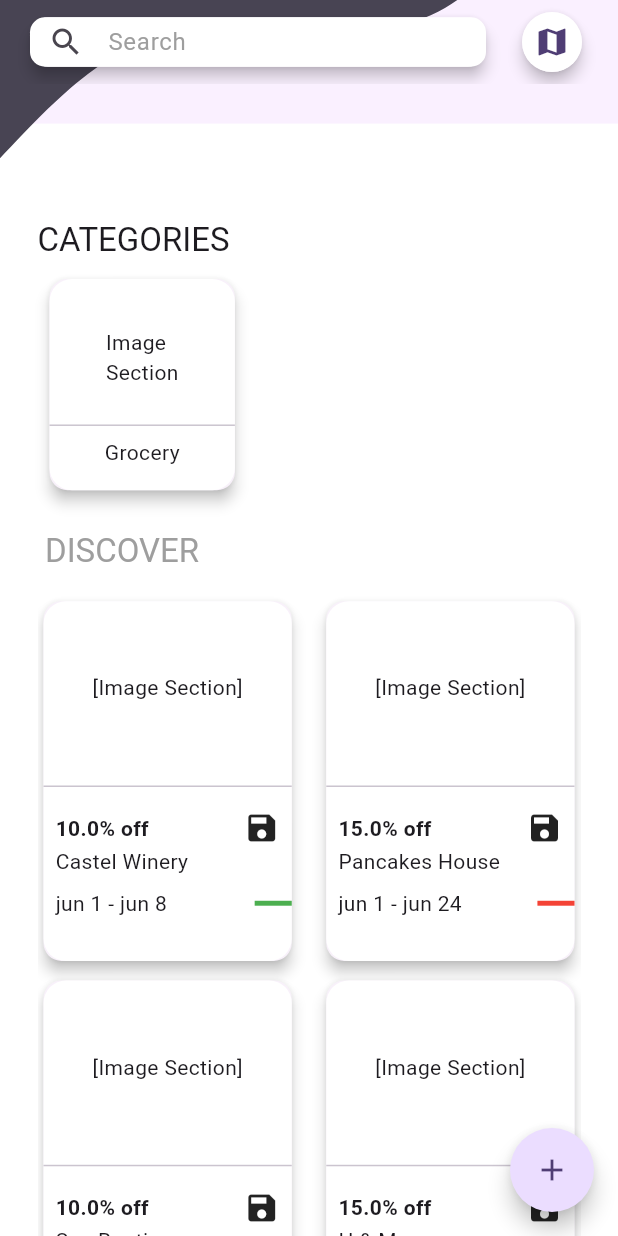
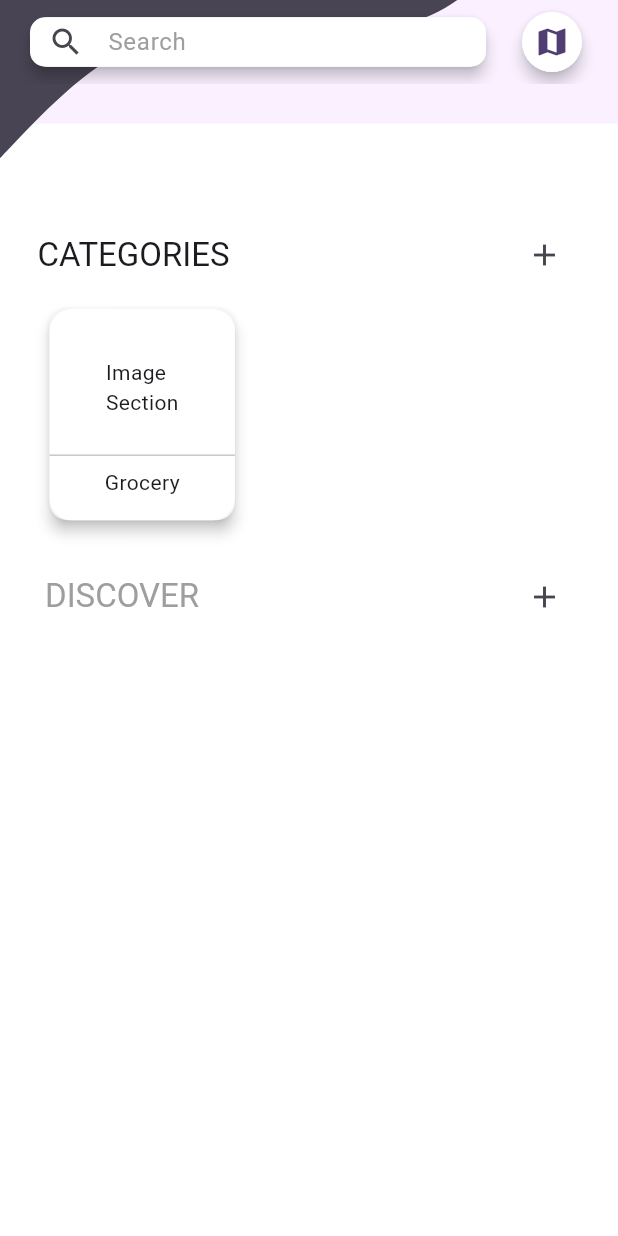
Before and after one commit to paraspithadiya10/Coupon_app, a Flutter app: the DiscoverScreen screen opened by its route, after a tap on the "add" icon, on a phone screen of 412 x 824 dp. Run offline on Flutter 3.47's test engine with Material 3 defaults, Android fonts, the phone set to English and light mode, and no system bars; our stand-ins replace flutter_svg, shared_preferences, sqflite; accounts and stored records are empty; project files that could hold a hidden picture were left out.

```diff
--- a/lib/providers/category_provider.dart
+++ b/lib/providers/category_provider.dart
@@ -1,9 +1,7 @@
-import 'dart:math';
-
 import 'package:flutter/cupertino.dart';
 
 class CategoryProvider extends ChangeNotifier {
-  List categoryItems = [
+  List<String> categoryItems = <String>[
     'Grocery',
     'Clothing',
     'Health & Beauty',
@@ -12,12 +10,12 @@ class CategoryProvider extends ChangeNotifier {
     'Electronics',
   ];
 
-  List<String> categoryData = [];
+  List<String> selectedCategories = [];
 
   int categoryIndex = 0;
 
   addCategoryData() {
-    categoryData.add(categoryItems[categoryIndex]);
+    selectedCategories.add(categoryItems[categoryIndex]);
     categoryIndex++;
     if (categoryIndex == categoryItems.length) {
       categoryIndex = 0;
@@ -25,5 +23,5 @@ class CategoryProvider extends ChangeNotifier {
     notifyListeners();
   }
 
-  List<String> getCategoryData() => categoryData;
+  List<String> getSelectedCategoryData() => selectedCategories;
 }
--- /dev/null
+++ b/lib/providers/coupon_provider.dart
@@ -0,0 +1,59 @@
+import 'package:flutter/material.dart';
+
+class CouponProvider extends ChangeNotifier {
+  final List<Map<String, dynamic>> couponItems = [
+    {
+      'discount': 10,
+      'brandName': 'Castel Winery',
+      'date': 'jun 1 - jun 8',
+      'isBelongsTo': true,
+    },
+    {
+      'discount': 15,
+      'brandName': 'Pancakes House',
+      'date': 'jun 1 - jun 24',
+      'isBelongsTo': false,
+    },
+    {
+      'discount': 10,
+      'brandName': 'Spa Boutique',
+      'date': 'jun 1 - jun 8',
+      'isBelongsTo': true,
+    },
+    {
+      'discount': 15,
+      'brandName': 'H & M',
+      'date': 'jun 1 - jun 8',
+      'isBelongsTo': false,
+    },
+    {
+      'discount': 5,
+      'brandName': 'Apple online store',
+      'date': 'jun 1 - jun 18',
+      'isBelongsTo': true,
+    },
+    {
+      'discount': 5,
+      'brandName': 'Mashya Restaurant',
+      'date': 'jun 1 - jun 8',
+      'isBelongsTo': false,
+    },
+  ];
+
+  List<Map<String, dynamic>> selectedCoupon = [];
+
+  int couponIndex = 0;
+
+  void addCoupon() {
+    selectedCoupon.add(couponItems[couponIndex]);
+    couponIndex++;
+
+    if (couponIndex == couponItems.length) {
+      couponIndex = 0;
+    }
+
+    notifyListeners();
+  }
+
+  List<Map<String, dynamic>> getCoupon() => selectedCoupon;
+}
--- a/lib/screens/discover_screen.dart
+++ b/lib/screens/discover_screen.dart
@@ -1,5 +1,7 @@
 import 'package:demo_app/providers/category_provider.dart';
+import 'package:demo_app/providers/coupon_provider.dart';
 import 'package:demo_app/widgets/category_card_widget.dart';
+import 'package:demo_app/widgets/coupon_widget.dart';
 import 'package:flutter/material.dart';
 import 'package:flutter_svg/flutter_svg.dart';
 import 'package:provider/provider.dart';
@@ -12,78 +14,21 @@ class DiscoverScreen extends StatelessWidget {
     double height = MediaQuery.sizeOf(context).height;
     double width = MediaQuery.sizeOf(context).width;
 
-    List<String> categoryData;
-    int listviewIndex = 0;
-
     return Scaffold(
       body: Column(
         crossAxisAlignment: CrossAxisAlignment.start,
         spacing: 15,
         children: [
-          _customAppBarUI(height, width, context),
-          Padding(
-              padding: EdgeInsets.only(left: 25),
-              child: Column(
-                crossAxisAlignment: CrossAxisAlignment.start,
-                children: [
-                  Text(
-                    'CATEGORIES',
-                    style: Theme.of(context).textTheme.titleLarge,
-                  ),
-                  SizedBox(
-                    height: height * 0.2,
-                    child: Consumer<CategoryProvider>(
-                      builder: (_, provider, __) {
-                        categoryData = provider.getCategoryData();
-                        return ListView.builder(
-                          scrollDirection: Axis.horizontal,
-                          itemCount: categoryData.length,
-                          itemBuilder: (context, index) {
-                            listviewIndex = index;
-                            return CategoryCard(
-                              height: height,
-                              width: width,
-                              categoryName: categoryData[index],
-                            );
-                          },
-                        );
-                      },
-                    ),
-                  ),
+          _searchAppBarUI(height, width, context),
+          _categoriesSectionUI(height, width, context),
+          _discoverHeaderUI(context),
+          _couponGridViewUI(height, width, context),
         ],
-              )),
-          _discoverTitleUI(context),
-          _discoverGridViewUI(height, width),
-        ],
-      ),
-      floatingActionButton: FloatingActionButton(
-        shape: CircleBorder(),
-        onPressed: () {
-          if (listviewIndex >= 5) {
-            showDialog(
-                context: context,
-                builder: (context) => AlertDialog(
-                        title: Text('information'),
-                        content: Text(
-                            'You have reached the maximum number of categories.'),
-                        actions: [
-                          TextButton(
-                            onPressed: () {
-                              Navigator.pop(context);
-                            },
-                            child: Text('OK'),
-                          ),
-                        ]));
-          } else {
-            context.read<CategoryProvider>().addCategoryData();
-          }
-        },
-        child: Icon(Icons.add),
       ),
     );
   }
 
-  Widget _customAppBarUI(height, width, context) {
+  Widget _searchAppBarUI(height, width, context) {
     return Stack(
       children: [
         Container(
@@ -138,126 +83,10 @@ class DiscoverScreen extends StatelessWidget {
     );
   }
 
-  Widget _discoverTitleUI(context) {
+  Widget _categoriesSectionUI(
+      double height, double width, BuildContext context) {
     return Padding(
-      padding: const EdgeInsets.only(left: 30),
-      child: Text(
-        'DISCOVER',
-        style: Theme.of(context)
-            .textTheme
-            .titleLarge!
-            .copyWith(color: Colors.grey),
-      ),
-    );
-  }
-
-  Widget _discoverGridViewUI(height, width) {
-    return Expanded(
-      child: Padding(
-          padding: const EdgeInsets.symmetric(
-            horizontal: 25,
-          ),
-          child: GridView.count(
-            crossAxisCount: 2,
-            shrinkWrap: true,
-            crossAxisSpacing: 15,
-            mainAxisSpacing: 5,
-            childAspectRatio: 0.7,
-            children: [
-              GridItems(
-                  height: height,
-                  width: width,
-                  discount: 10,
-                  brandName: 'Castel Winery',
-                  date: 'jun 1 - jun 8',
-                  isBelongsTo: true),
-              GridItems(
-                  height: height,
-                  width: width,
-                  discount: 15,
-                  brandName: 'Pancakes House',
-                  date: 'jun 1 - jun 24',
-                  isBelongsTo: false),
-              GridItems(
-                height: height,
-                width: width,
-                discount: 10,
-                brandName: 'Spa Boutique',
-                date: 'jun 1 - jun 8',
-                isBelongsTo: true,
-              ),
-              GridItems(
-                height: height,
-                width: width,
-                discount: 15,
-                brandName: 'H & M',
-                date: 'jun 1 - jun 8',
-                isBelongsTo: false,
-              ),
-              GridItems(
-                height: height,
-                width: width,
-                discount: 5,
-                brandName: 'Apple online store',
-                date: 'jun 1 - jun 18',
-                isBelongsTo: true,
-              ),
-              GridItems(
-                height: height,
-                width: width,
-                discount: 5,
-                brandName: 'Mashya Restaurant',
-                date: 'jun 1 - jun 8',
-                isBelongsTo: false,
-              ),
-            ],
-          )),
-    );
-  }
-}
-
-class GridItems extends StatelessWidget {
-  const GridItems(
-      {super.key,
-      required this.height,
-      required this.width,
-      required this.discount,
-      required this.brandName,
-      required this.date,
-      required this.isBelongsTo});
-
-  final double height;
-  final double width;
-  final double discount;
-  final String brandName;
-  final String date;
-  final bool isBelongsTo;
-
-  @override
-  Widget build(BuildContext context) {
-    return GestureDetector(
-      onTap: () {
-        Navigator.pushNamed(context, '/detail_Screen');
-      },
-      child: Card(
-        elevation: 4,
-        child: Container(
-          height: height * 0.3,
-          width: width * 0.2,
-          decoration: BoxDecoration(
-              borderRadius: BorderRadius.circular(15), color: Colors.white),
-          child: Column(
-            children: [
-              SizedBox(
-                height: height * 0.14,
-                child: Center(
-                  child: Text('[Image Section]'),
-                ),
-              ),
-              Divider(),
-              Padding(
-                padding: const EdgeInsets.all(8.0),
-                child: SizedBox(
+      padding: const EdgeInsets.symmetric(horizontal: 25),
       child: Column(
         crossAxisAlignment: CrossAxisAlignment.start,
         children: [
@@ -265,35 +94,91 @@ class GridItems extends StatelessWidget {
             mainAxisAlignment: MainAxisAlignment.spaceBetween,
             children: [
               Text(
-                            '$discount% off',
-                            style: TextStyle(fontWeight: FontWeight.w700),
+                'CATEGORIES',
+                style: Theme.of(context).textTheme.titleLarge,
               ),
-                          Icon(Icons.save)
+              IconButton(
+                onPressed: () {
+                  context.read<CategoryProvider>().addCategoryData();
+                },
+                icon: const Icon(Icons.add),
+              ),
             ],
           ),
-                      Text(brandName),
+          SizedBox(
+            height: height * 0.2,
+            child: Consumer<CategoryProvider>(
+              builder: (_, provider, __) {
+                final List<String> selectedCategoryData =
+                    provider.getSelectedCategoryData();
+                return ListView.builder(
+                  scrollDirection: Axis.horizontal,
+                  itemCount: selectedCategoryData.length,
+                  itemBuilder: (context, index) => CategoryCard(
+                    height: height,
+                    width: width,
+                    categoryName: selectedCategoryData[index],
+                  ),
+                );
+              },
+            ),
+          ),
         ],
       ),
-                ),
-              ),
-              Padding(
-                padding: const EdgeInsets.only(left: 8.0),
+    );
+  }
+
+  Widget _discoverHeaderUI(BuildContext context) {
+    return Padding(
+      padding: const EdgeInsets.only(left: 30, right: 25),
       child: Row(
         mainAxisAlignment: MainAxisAlignment.spaceBetween,
         children: [
-                    Text(date),
-                    Container(
-                      width: width * 0.06,
-                      height: height * 0.004,
-                      color: isBelongsTo ? Colors.green : Colors.red,
-                    )
+          Text(
+            'DISCOVER',
+            style: Theme.of(context)
+                .textTheme
+                .titleLarge!
+                .copyWith(color: Colors.grey),
+          ),
+          IconButton(
+              onPressed: () {
+                context.read<CouponProvider>().addCoupon();
+              },
+              icon: Icon(Icons.add))
         ],
-                ),
-              )
-            ],
-          ),
-        ),
       ),
     );
   }
+
+  Widget _couponGridViewUI(height, width, context) {
+    return Expanded(
+      child: Padding(
+          padding: const EdgeInsets.symmetric(
+            horizontal: 25,
+          ),
+          child: Consumer<CouponProvider>(builder: (_, provider, __) {
+            List<Map<String, dynamic>> couponItems = provider.getCoupon();
+            return GridView.builder(
+              gridDelegate: SliverGridDelegateWithFixedCrossAxisCount(
+                crossAxisCount: 2,
+                crossAxisSpacing: 15,
+                mainAxisSpacing: 5,
+                childAspectRatio: 0.7,
+              ),
+              itemCount: couponItems.length,
+              itemBuilder: (context, index) {
+                return CouponWidget(
+                  height: height,
+                  width: width,
+                  discount: couponItems[index]['discount'].toDouble(),
+                  brandName: couponItems[index]['brandName'],
+                  date: couponItems[index]['date'],
+                  isBelongsTo: couponItems[index]['isBelongsTo'],
+                );
+              },
+            );
+          })),
+    );
   }
+}
```
Also changed, not shown: lib/main.dart (+6 -2 lines), lib/screens/detail_screen.dart (+3 -52 lines), lib/widgets/coupon_widget.dart (added, +83 -0 lines), lib/widgets/discount_offer_card_widget.dart (added, +51 -0 lines). Lines whose indentation alone changed are shown as unchanged.
